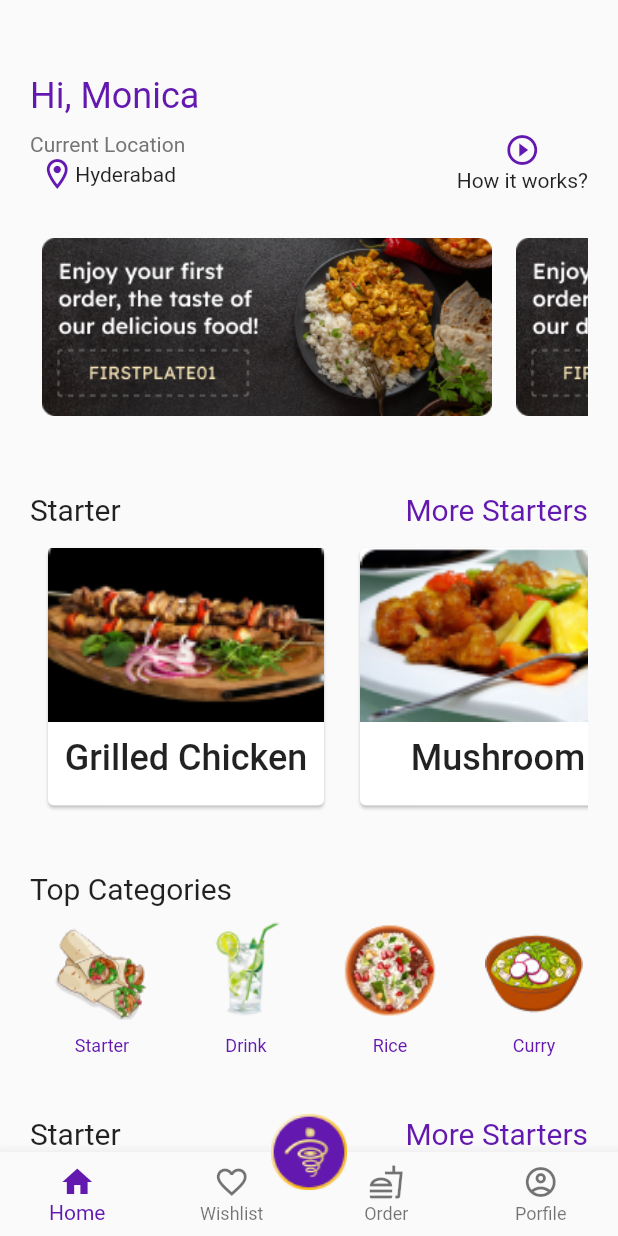
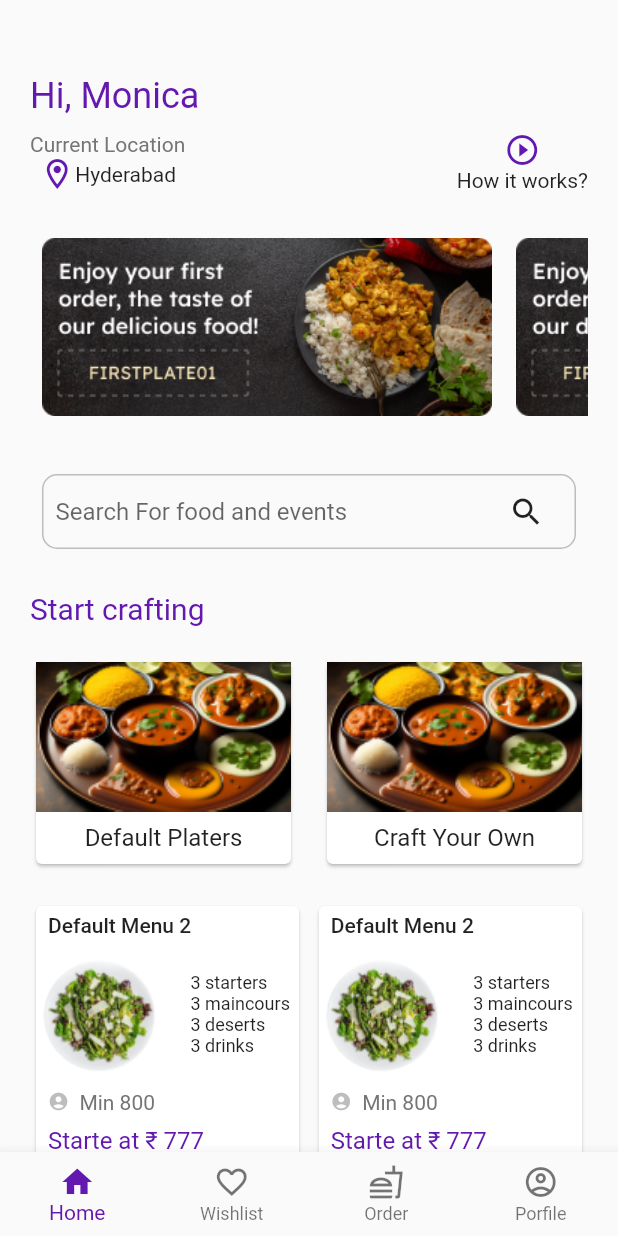
Before and after one commit to AditiSingh2003/Food, a Flutter app: the HomeScreen screen opened directly, on a phone screen of 412 x 824 dp. Run offline on Flutter 3.47's test engine with Material 2 defaults, Android fonts, the phone set to English and light mode, and no system bars; our stand-ins replace cloud_firestore, firebase_auth, firebase_core, pinput, quickalert, smooth_page_indicator; accounts and stored records are empty.

Commit message:
Added service and default menu

```diff
--- a/lib/Home/crafting.dart
+++ b/lib/Home/crafting.dart
@@ -8,19 +8,6 @@ class Crafting extends StatefulWidget {
 }
 
 class _CraftingState extends State<Crafting> {
-  List<String> imagePaths = [
-    'assets/grilled.png',
-    'assets/mush.png',
-    'assets/grilled.png',
-    'assets/mush.png',
-  ];
-
-  List<String> titles = [
-    'Grilled Chicken',
-    'Mushroom',
-    'Grilled Chicken',
-    'Mushroom',
-  ];
 
   @override
   Widget build(BuildContext context) {
@@ -28,62 +15,96 @@ class _CraftingState extends State<Crafting> {
       child: Column(
         crossAxisAlignment: CrossAxisAlignment.start,
         children: [
-          SizedBox(height: 20),
-          Row(
-            mainAxisAlignment: MainAxisAlignment.spaceBetween,
+          Container(
+          margin: EdgeInsets.all(8.0),
+          padding: EdgeInsets.symmetric(horizontal: 8.0),
+          decoration: BoxDecoration(
+            border: Border.all(color: Colors.grey.shade400, ),
+            borderRadius: BorderRadius.circular(10.0),
+          ),
+          child: Row(
             children: [
-              Text(
-                'Starter',
+              Expanded(
+                child: TextField(
+                  decoration: InputDecoration(
+                    hintText: 'Search For food and events',
+                    border: InputBorder.none,
+                  ),
+                ),
+              ),
+              IconButton(
+                icon: Icon(Icons.search),
+                onPressed: () {
+                  // Perform search action
+                },
+              ),
+            ],
+          ),
+        ),
+
+          SizedBox(height: 20,),
+          Text('Start crafting',
           style: TextStyle(
             fontSize: 20,
-                ),
-              ),
-              Text(
-                'More Starters',
-                style: TextStyle(
-                  fontSize: 20,
+            fontWeight: FontWeight.w400,
             color: Color(0xFF6318AF),
           ),
           ),
-            ],
-          ),
-          SizedBox(height: 10),
-          Container(
-            height: 180,
-            child: ListView.builder(
-              scrollDirection: Axis.horizontal,
-              itemCount: 4,
-              itemBuilder: (context, index) {
-                return Container(
-                  width: 192,
-                  margin: EdgeInsets.symmetric(horizontal: 8),
-                  decoration: BoxDecoration(
-                    borderRadius: BorderRadius.circular(10),
-                  ),
+          SizedBox(height: 20,),
+          Row(
+  children: [
+    Flexible(
+      flex: 1,
       child: Card(
         child: Column(
           children: [
             Image.asset(
-                          imagePaths[index],
-                          fit: BoxFit.fitWidth,
-                          width: 192,
+              'assets/def.png',
+              fit: BoxFit.cover,
+              height: 100,
+              width: double.infinity,
             ),
-                        SizedBox(height: 10),
-                        Text(
-                          titles[index],
+            Padding(
+              padding: EdgeInsets.all(8.0),
+              child: Text('Default Platers',
               style: TextStyle(
-                            fontSize: 24,
-                            fontWeight: FontWeight.w500,
+                fontSize: 16,
+                fontWeight: FontWeight.w400,
+              ),),
+            ),
+          ],
+        ),
+      ),
+    ),
+    SizedBox(width: 16), // Adding some spacing between the cards
+    Flexible(
+      flex: 1,
+      child: Card(
+        child: Column(
+          children: [
+            Image.asset(
+              'assets/def.png',
+              fit: BoxFit.cover,
+              height: 100,
+              width: double.infinity,
+            ),
+            Padding(
+              padding: EdgeInsets.all(8.0),
+              child: Text('Craft Your Own',
+              style: TextStyle(
+                fontSize: 16,
+                fontWeight: FontWeight.w400,
+              ),
               ),
               ),
           ],
         ),
       ),
-                );
-              },
     ),
+  ],
 ),
-          SizedBox(height: 20),
+SizedBox(height: 20,),
+
         ],
       ),
     );
--- /dev/null
+++ b/lib/Home/defaultMenu.dart
@@ -0,0 +1,160 @@
+import 'package:flutter/material.dart';
+
+class DefaultMenu extends StatefulWidget {
+  const DefaultMenu({super.key});
+
+  @override
+  State<DefaultMenu> createState() => _DefaultMenuState();
+}
+
+class _DefaultMenuState extends State<DefaultMenu> {
+  @override
+  Widget build(BuildContext context) {
+    return Container(
+      child: Column(
+        children: [
+          Row(
+      children: [
+    Flexible(
+      flex: 1,
+      child: Card(
+        child: Column(
+          crossAxisAlignment: CrossAxisAlignment.start,
+          children: [
+            SizedBox(height: 5,),
+            Padding(
+              padding: const EdgeInsets.only(left:8.0),
+              child: Text('Default Menu 2', style: TextStyle(fontWeight: FontWeight.w500),),
+            ),
+            SizedBox(height: 8,),
+            Row(
+              children: [
+                Column(
+                  children: [
+                    Image.asset('assets/default.png'),
+                  ],
+                ),
+                SizedBox(width: 0),
+                Expanded(
+                  child: Column(
+                    crossAxisAlignment: CrossAxisAlignment.start,
+                  children: [
+                    Text('3 starters',style: TextStyle(fontSize: 12),),
+                    Text('3 maincours',style: TextStyle(fontSize: 12),),
+                    Text('3 deserts',style: TextStyle(fontSize: 12),),
+                    Text('3 drinks',style: TextStyle(fontSize: 12),),
+                  ],
+                  ),
+                ),
+              ]
+            ),
+            SizedBox(height: 8,),
+            Padding(
+              padding: const EdgeInsets.only(left: 8.0),
+              child: Row(
+                        crossAxisAlignment: CrossAxisAlignment.start,
+                        children: [
+                          Icon(Icons.account_circle,
+                          size: 14,
+                          color: Colors.grey.shade400,
+                          ),
+                          Text('  Min 800',
+                          style: TextStyle(
+                            fontSize: 14,
+                            color: Colors.grey.shade600,
+                          ),
+                          ),
+                        ],
+                      ),
+            ),
+            SizedBox(height: 8,),
+            Padding(
+            padding: const EdgeInsets.only(left: 8.0),
+              child: Text('Starte at ₹ 777',
+              style: TextStyle(
+                fontSize: 16,
+                color: Color(0xFF6318AF),
+              ),
+              ),
+            ),
+            SizedBox(height: 8,)
+          ],
+        ),
+      ),
+    ),
+    SizedBox(width: 5), // Adding some spacing between the cards
+    Flexible(
+      flex: 1,
+      child: Card(
+        child: Column(
+          crossAxisAlignment: CrossAxisAlignment.start,
+          children: [
+            SizedBox(height: 5,),
+            Padding(
+              padding: const EdgeInsets.only(left:8.0),
+              child: Text('Default Menu 2', style: TextStyle(fontWeight: FontWeight.w500),),
+            ),
+            SizedBox(height: 8,),
+            Row(
+              children: [
+                Column(
+                  children: [
+                    Image.asset('assets/default.png'),
+                  ],
+                ),
+                SizedBox(width: 0),
+                Expanded(
+                  child: Column(
+                    crossAxisAlignment: CrossAxisAlignment.start,
+                  children: [
+                    Text('3 starters',style: TextStyle(fontSize: 12),),
+                    Text('3 maincours',style: TextStyle(fontSize: 12),),
+                    Text('3 deserts',style: TextStyle(fontSize: 12),),
+                    Text('3 drinks',style: TextStyle(fontSize: 12),),
+                  ],
+                  ),
+                ),
+              ]
+            ),
+            SizedBox(height: 8,),
+            Padding(
+              padding: const EdgeInsets.only(left: 8.0),
+              child: Row(
+                        crossAxisAlignment: CrossAxisAlignment.start,
+                        children: [
+                          Icon(Icons.account_circle,
+                          size: 14,
+                          color: Colors.grey.shade400,
+                          ),
+                          Text('  Min 800',
+                          style: TextStyle(
+                            fontSize: 14,
+                            color: Colors.grey.shade600,
+                          ),
+                          ),
+                        ],
+                      ),
+            ),
+            SizedBox(height: 8,),
+            Padding(
+            padding: const EdgeInsets.only(left: 8.0),
+              child: Text('Starte at ₹ 777',
+              style: TextStyle(
+                fontSize: 16,
+                color: Color(0xFF6318AF),
+              ),
+              ),
+            ),
+            SizedBox(height: 8,)
+          ],
+        ),
+      ),
+    ),
+  ],
+)
+
+        ],
+      ),
+    );
+  }
+}
--- a/lib/Home/homeScreen.dart
+++ b/lib/Home/homeScreen.dart
@@ -1,5 +1,6 @@
 import 'package:flutter/material.dart';
 import 'package:food/Home/crafting.dart';
+import 'package:food/Home/defaultMenu.dart';
 import 'package:food/Home/header.dart';
 import 'package:food/Home/mainCourse.dart';
 import 'package:food/Home/scroll.dart';
@@ -28,20 +29,23 @@ class _HomeScreenState extends State<HomeScreen> {
               Home(),
               Scroll(),
               Crafting(),
+              DefaultMenu(),
               TopCat(),
               Starter(),
               mainCourse(),
-              // Service(),
+              Service(),
               Next(),
 
             ],
           ),
         ),
       ),
-      floatingActionButton: RemoveSplashFab(onPressed: (){},
-      child: Image(image: AssetImage('assets/Logo.png'),),
-      ),
-      floatingActionButtonLocation: FloatingActionButtonLocation.centerDocked,
+
+
+      // floatingActionButton: RemoveSplashFab(onPressed: (){},
+      // child: Image(image: AssetImage('assets/Logo.png'),),
+      // ),
+      // floatingActionButtonLocation: FloatingActionButtonLocation.centerDocked,
       bottomNavigationBar: BottomNavigationBar(
         currentIndex: _currentIndex,
         type: BottomNavigationBarType.fixed,
--- a/lib/Home/starter.dart
+++ b/lib/Home/starter.dart
@@ -16,9 +16,9 @@ class _StarterState extends State<Starter> {
   ];
 
   List<String> titles = [
-    'Grilled Chicken',
+    'Grill Chicken',
     'Mushroom',
-    'Grilled Chicken',
+    'Grill Chicken',
     'Mushroom',
   ];
 
@@ -33,15 +33,17 @@ class _StarterState extends State<Starter> {
             mainAxisAlignment: MainAxisAlignment.spaceBetween,
             children: [
               Text(
-                'Starter',
+                'Starters',
                 style: TextStyle(
                   fontSize: 20,
+                  fontWeight: FontWeight.w600
                 ),
               ),
               Text(
                 'More Starters',
                 style: TextStyle(
-                  fontSize: 20,
+                  fontSize: 18,
+                  fontWeight: FontWeight.w500,
                   color: Color(0xFF6318AF),
                 ),
               ),
@@ -49,7 +51,7 @@ class _StarterState extends State<Starter> {
           ),
           SizedBox(height: 10),
           Container(
-            height: 180,
+            height: 170,
             child: ListView.builder(
               scrollDirection: Axis.horizontal,
               itemCount: 4,
@@ -62,6 +64,7 @@ class _StarterState extends State<Starter> {
                   ),
                   child: Card(
                     child: Column(
+                      crossAxisAlignment: CrossAxisAlignment.start,
                       children: [
                         Image.asset(
                           imagePaths[index],
@@ -69,11 +72,15 @@ class _StarterState extends State<Starter> {
                           width: 192,
                         ),
                         SizedBox(height: 10),
-                        Text(
-                          titles[index],
-                          style: TextStyle(
-                            fontSize: 24,
-                            fontWeight: FontWeight.w500,
+                        Container(
+                          padding: EdgeInsets.symmetric(horizontal: 4),
+                          child: Text(
+                            titles[index],
+                            style: TextStyle(
+                              color: Color(0xFF3C3C3C),
+                              fontSize: 20,
+                              fontWeight: FontWeight.w500,
+                            ),
                           ),
                         ),
                       ],
@@ -83,7 +90,7 @@ class _StarterState extends State<Starter> {
               },
             ),
           ),
-          SizedBox(height: 20),
+          SizedBox(height: 10),
         ],
       ),
     );
--- a/lib/Home/topCatScroll.dart
+++ b/lib/Home/topCatScroll.dart
@@ -13,6 +13,7 @@ class _TopCatScrollState extends State<TopCatScroll> {
     Image.asset('assets/drink.png'),
     Image.asset('assets/rice.png'),
     Image.asset('assets/curry.png'),
+
   ];
   List<String> title =[
     'Starter',
@@ -37,7 +38,7 @@ class _TopCatScrollState extends State<TopCatScroll> {
               Text(
                 title[index],
                 style: TextStyle(
-                  color: Color(0xFF6318AF),
+                  color:Colors.black87,
                   fontSize: 12,
                   fontWeight: FontWeight.w400
                 ),
```
Also changed, not shown: lib/Home/mainCourse.dart (+13 -7 lines), lib/Home/service.dart (+71 -11 lines), lib/Home/work.dart (+8 -4 lines), assets/Signature.png (added), assets/default.png (renamed from assets/unsplash_Lv174o7fn7Y.png). Lines whose indentation alone changed are shown as unchanged.
